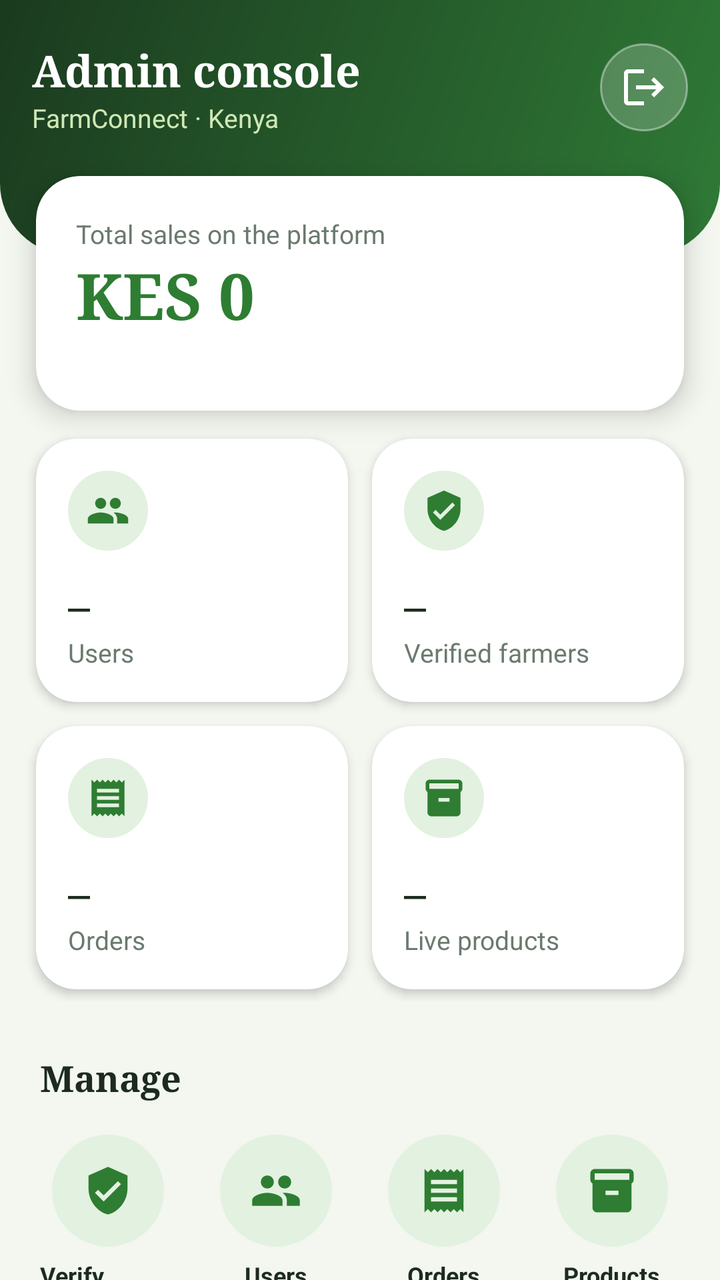
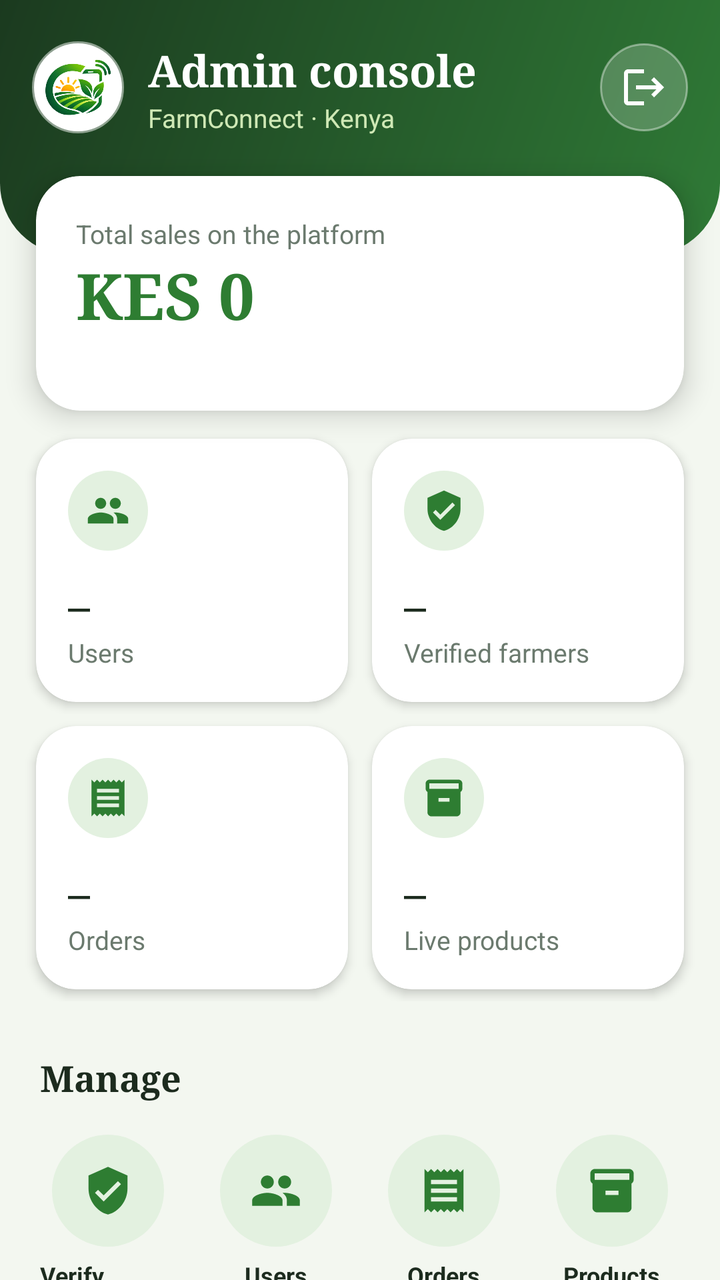

Screens rendered from an Android XML layout before and after an edit, with the pre-edit source and the edit as a unified diff.
<!-- AndroidManifest.xml: activity theme Theme.FarmConnect.FarmerDash -->
<!-- res/layout/activity_admin_home.xml -->
<?xml version="1.0" encoding="utf-8"?>
<ScrollView xmlns:android="http://schemas.android.com/apk/res/android"
    xmlns:app="http://schemas.android.com/apk/res-auto"
    android:layout_width="match_parent" android:layout_height="match_parent"
    android:background="@color/fc_bg" android:fillViewport="true" android:scrollbars="none">
    <LinearLayout android:layout_width="match_parent" android:layout_height="wrap_content" android:orientation="vertical">

    <LinearLayout android:layout_width="match_parent" android:layout_height="wrap_content"
        android:background="@drawable/bg_dash_header" android:gravity="center_vertical" android:orientation="horizontal"
        android:paddingBottom="60dp" android:paddingEnd="16dp" android:paddingStart="16dp" android:paddingTop="20dp">
        
        <LinearLayout android:layout_width="0dp" android:layout_height="wrap_content" android:layout_weight="1"
            android:orientation="vertical">
            <TextView android:id="@+id/tvTitle" android:layout_width="wrap_content" android:layout_height="wrap_content"
                android:fontFamily="serif" android:text="@string/t_f50f4a0e" android:textColor="#FFFFFF" android:textSize="22sp"
                android:textStyle="bold" />
            <TextView android:id="@+id/tvSubtitle" android:layout_width="wrap_content" android:layout_height="wrap_content"
                android:text="@string/t_d751d407" android:textColor="#CFE8B5" android:textSize="13sp" />
        </LinearLayout>
        <ImageButton android:id="@+id/btnLogout" android:layout_width="44dp" android:layout_height="44dp"
            android:background="@drawable/bg_icon_glass" android:contentDescription="@string/t_4394c8d8" android:padding="11dp"
            android:src="@drawable/ic_logout" android:tint="#FFFFFF" />
    </LinearLayout>

        
        <com.google.android.material.card.MaterialCardView android:layout_width="match_parent" android:layout_height="wrap_content"
            android:layout_marginEnd="18dp" android:layout_marginStart="18dp" android:layout_marginTop="-40dp"
            app:cardBackgroundColor="@color/fc_card" app:cardCornerRadius="22dp" app:cardElevation="8dp" app:strokeWidth="0dp">
            <LinearLayout android:layout_width="match_parent" android:layout_height="wrap_content" android:orientation="vertical"
                android:padding="20dp">
                <TextView android:layout_width="wrap_content" android:layout_height="wrap_content"
                    android:text="@string/t_cfa1a17e" android:textColor="@color/fc_muted" android:textSize="13sp" />
                <TextView android:id="@+id/tvRevenue" android:layout_width="wrap_content" android:layout_height="wrap_content"
                    android:fontFamily="serif" android:text="@string/t_0452c67b" android:textColor="@color/fc_primary" android:textSize="32sp"
                    android:textStyle="bold" />
                <TextView android:id="@+id/tvRevenueSub" android:layout_width="wrap_content" android:layout_height="wrap_content"
                    android:textColor="@color/fc_muted" android:textSize="12sp" />
            </LinearLayout>
        </com.google.android.material.card.MaterialCardView>

        
        <TextView android:id="@+id/tvAttention" android:layout_width="match_parent" android:layout_height="wrap_content"
            android:layout_marginEnd="18dp" android:layout_marginStart="18dp" android:layout_marginTop="14dp"
            android:background="@drawable/bg_chip" android:backgroundTint="#FFF4D6" android:clickable="true" android:focusable="true"
            android:padding="14dp" android:textColor="#7A5600" android:textSize="14sp" android:textStyle="bold"
            android:visibility="gone" />

        <LinearLayout android:layout_width="match_parent" android:layout_height="wrap_content" android:orientation="horizontal"
            android:paddingEnd="12dp" android:paddingStart="12dp" android:paddingTop="8dp">
                <com.google.android.material.card.MaterialCardView android:layout_width="0dp" android:layout_height="wrap_content"
                    android:layout_margin="6dp" android:layout_weight="1" app:cardBackgroundColor="@color/fc_card"
                    app:cardCornerRadius="20dp" app:cardElevation="3dp" app:strokeWidth="0dp">
                    <LinearLayout android:layout_width="match_parent" android:layout_height="wrap_content"
                        android:orientation="vertical" android:padding="16dp">
                        <ImageView android:layout_width="40dp" android:layout_height="40dp" android:background="@drawable/bg_icon_circle"
                            android:contentDescription="@string/t_f9aae5fd" android:padding="9dp" android:src="@drawable/ic_people"
                            android:tint="@color/fc_primary" />
                        <TextView android:id="@+id/tvUsers" android:layout_width="wrap_content" android:layout_height="wrap_content"
                            android:layout_marginTop="12dp" android:fontFamily="serif" android:text="–"
                            android:textColor="@color/fc_text" android:textSize="22sp" android:textStyle="bold" />
                        <TextView android:layout_width="wrap_content" android:layout_height="wrap_content"
                            android:text="@string/t_f9aae5fd" android:textColor="@color/fc_muted" android:textSize="13sp" />
                    </LinearLayout>
                </com.google.android.material.card.MaterialCardView>
                <com.google.android.material.card.MaterialCardView android:layout_width="0dp" android:layout_height="wrap_content"
                    android:layout_margin="6dp" android:layout_weight="1" app:cardBackgroundColor="@color/fc_card"
                    app:cardCornerRadius="20dp" app:cardElevation="3dp" app:strokeWidth="0dp">
                    <LinearLayout android:layout_width="match_parent" android:layout_height="wrap_content"
                        android:orientation="vertical" android:padding="16dp">
                        <ImageView android:layout_width="40dp" android:layout_height="40dp" android:background="@drawable/bg_icon_circle"
                            android:contentDescription="@string/t_24a71aa2" android:padding="9dp" android:src="@drawable/ic_verified"
                            android:tint="@color/fc_primary" />
                        <TextView android:id="@+id/tvFarmers" android:layout_width="wrap_content" android:layout_height="wrap_content"
                            android:layout_marginTop="12dp" android:fontFamily="serif" android:text="–"
                            android:textColor="@color/fc_text" android:textSize="22sp" android:textStyle="bold" />
                        <TextView android:layout_width="wrap_content" android:layout_height="wrap_content"
                            android:text="@string/t_24a71aa2" android:textColor="@color/fc_muted" android:textSize="13sp" />
                    </LinearLayout>
                </com.google.android.material.card.MaterialCardView>
        </LinearLayout>
        <LinearLayout android:layout_width="match_parent" android:layout_height="wrap_content" android:orientation="horizontal"
            android:paddingEnd="12dp" android:paddingStart="12dp">
                <com.google.android.material.card.MaterialCardView android:layout_width="0dp" android:layout_height="wrap_content"
                    android:layout_margin="6dp" android:layout_weight="1" app:cardBackgroundColor="@color/fc_card"
                    app:cardCornerRadius="20dp" app:cardElevation="3dp" app:strokeWidth="0dp">
                    <LinearLayout android:layout_width="match_parent" android:layout_height="wrap_content"
                        android:orientation="vertical" android:padding="16dp">
                        <ImageView android:layout_width="40dp" android:layout_height="40dp" android:background="@drawable/bg_icon_circle"
                            android:contentDescription="@string/t_7442e29d" android:padding="9dp" android:src="@drawable/ic_receipt"
                            android:tint="@color/fc_primary" />
                        <TextView android:id="@+id/tvOrders" android:layout_width="wrap_content" android:layout_height="wrap_content"
                            android:layout_marginTop="12dp" android:fontFamily="serif" android:text="–"
                            android:textColor="@color/fc_text" android:textSize="22sp" android:textStyle="bold" />
                        <TextView android:layout_width="wrap_content" android:layout_height="wrap_content"
                            android:text="@string/t_7442e29d" android:textColor="@color/fc_muted" android:textSize="13sp" />
                    </LinearLayout>
                </com.google.android.material.card.MaterialCardView>
                <com.google.android.material.card.MaterialCardView android:layout_width="0dp" android:layout_height="wrap_content"
                    android:layout_margin="6dp" android:layout_weight="1" app:cardBackgroundColor="@color/fc_card"
                    app:cardCornerRadius="20dp" app:cardElevation="3dp" app:strokeWidth="0dp">
                    <LinearLayout android:layout_width="match_parent" android:layout_height="wrap_content"
                        android:orientation="vertical" android:padding="16dp">
                        <ImageView android:layout_width="40dp" android:layout_height="40dp" android:background="@drawable/bg_icon_circle"
                            android:contentDescription="@string/t_82ce739f" android:padding="9dp" android:src="@drawable/ic_inventory"
                            android:tint="@color/fc_primary" />
                        <TextView android:id="@+id/tvProducts" android:layout_width="wrap_content" android:layout_height="wrap_content"
                            android:layout_marginTop="12dp" android:fontFamily="serif" android:text="–"
                            android:textColor="@color/fc_text" android:textSize="22sp" android:textStyle="bold" />
                        <TextView android:layout_width="wrap_content" android:layout_height="wrap_content"
                            android:text="@string/t_82ce739f" android:textColor="@color/fc_muted" android:textSize="13sp" />
                    </LinearLayout>
                </com.google.android.material.card.MaterialCardView>
        </LinearLayout>


    <HorizontalScrollView android:layout_width="match_parent" android:layout_height="wrap_content"
        android:clipToPadding="false" android:paddingEnd="12dp" android:paddingStart="12dp" android:paddingTop="12dp"
        android:scrollbars="none">
        <LinearLayout android:id="@+id/hubContainer" android:layout_width="wrap_content" android:layout_height="wrap_content"
            android:orientation="horizontal" />
    </HorizontalScrollView>

        
        <TextView android:layout_width="wrap_content" android:layout_height="wrap_content" android:layout_marginStart="20dp"
            android:layout_marginTop="14dp" android:fontFamily="serif" android:text="@string/t_34e34c43" android:textColor="@color/fc_text"
            android:textSize="18sp" android:textStyle="bold" />
        <LinearLayout android:layout_width="match_parent" android:layout_height="wrap_content" android:orientation="horizontal"
            android:paddingBottom="4dp" android:paddingEnd="12dp" android:paddingStart="12dp" android:paddingTop="8dp">
            <LinearLayout android:id="@+id/actVerify" android:layout_width="0dp" android:layout_height="wrap_content"
                android:layout_weight="1" android:background="?attr/selectableItemBackgroundBorderless" android:clickable="true"
                android:focusable="true" android:gravity="center_horizontal" android:orientation="vertical" android:padding="8dp">
                <ImageView android:layout_width="56dp" android:layout_height="56dp" android:background="@drawable/bg_icon_circle"
                    android:contentDescription="@string/t_4264aa08" android:padding="15dp" android:src="@drawable/ic_verified"
                    android:tint="@color/fc_primary" />
                <TextView android:layout_width="wrap_content" android:layout_height="wrap_content" android:layout_marginTop="6dp"
                    android:text="@string/t_4264aa08" android:textColor="@color/fc_text" android:textSize="12sp" android:textStyle="bold" />
            </LinearLayout>
            <LinearLayout android:id="@+id/actUsers" android:layout_width="0dp" android:layout_height="wrap_content"
                android:layout_weight="1" android:background="?attr/selectableItemBackgroundBorderless" android:clickable="true"
                android:focusable="true" android:gravity="center_horizontal" android:orientation="vertical" android:padding="8dp">
                <ImageView android:layout_width="56dp" android:layout_height="56dp" android:background="@drawable/bg_icon_circle"
                    android:contentDescription="@string/t_f9aae5fd" android:padding="15dp" android:src="@drawable/ic_people"
                    android:tint="@color/fc_primary" />
                <TextView android:layout_width="wrap_content" android:layout_height="wrap_content" android:layout_marginTop="6dp"
                    android:text="@string/t_f9aae5fd" android:textColor="@color/fc_text" android:textSize="12sp" android:textStyle="bold" />
            </LinearLayout>
            <LinearLayout android:id="@+id/actOrders" android:layout_width="0dp" android:layout_height="wrap_content"
                android:layout_weight="1" android:background="?attr/selectableItemBackgroundBorderless" android:clickable="true"
                android:focusable="true" android:gravity="center_horizontal" android:orientation="vertical" android:padding="8dp">
                <ImageView android:layout_width="56dp" android:layout_height="56dp" android:background="@drawable/bg_icon_circle"
                    android:contentDescription="@string/t_7442e29d" android:padding="15dp" android:src="@drawable/ic_receipt"
                    android:tint="@color/fc_primary" />
                <TextView android:layout_width="wrap_content" android:layout_height="wrap_content" android:layout_marginTop="6dp"
                    android:text="@string/t_7442e29d" android:textColor="@color/fc_text" android:textSize="12sp" android:textStyle="bold" />
            </LinearLayout>
            <LinearLayout android:id="@+id/actProducts" android:layout_width="0dp" android:layout_height="wrap_content"
                android:layout_weight="1" android:background="?attr/selectableItemBackgroundBorderless" android:clickable="true"
                android:focusable="true" android:gravity="center_horizontal" android:orientation="vertical" android:padding="8dp">
                <ImageView android:layout_width="56dp" android:layout_height="56dp" android:background="@drawable/bg_icon_circle"
                    android:contentDescription="@string/t_068f80c7" android:padding="15dp" android:src="@drawable/ic_inventory"
                    android:tint="@color/fc_primary" />
                <TextView android:layout_width="wrap_content" android:layout_height="wrap_content" android:layout_marginTop="6dp"
                    android:text="@string/t_068f80c7" android:textColor="@color/fc_text" android:textSize="12sp" android:textStyle="bold" />
            </LinearLayout>
        </LinearLayout>

        
        <com.google.android.material.card.MaterialCardView android:layout_width="match_parent" android:layout_height="wrap_content"
            android:layout_marginEnd="18dp" android:layout_marginStart="18dp" android:layout_marginTop="12dp"
            app:cardBackgroundColor="@color/fc_card" app:cardCornerRadius="20dp" app:cardElevation="3dp" app:strokeWidth="0dp">
            <LinearLayout android:layout_width="match_parent" android:layout_height="wrap_content" android:orientation="vertical"
                android:padding="18dp">
                <TextView android:layout_width="wrap_content" android:layout_height="wrap_content" android:fontFamily="serif"
                    android:text="@string/t_5aeccf14" android:textColor="@color/fc_text" android:textSize="17sp" android:textStyle="bold" />
                    <LinearLayout android:layout_width="match_parent" android:layout_height="wrap_content"
                        android:layout_marginTop="10dp" android:orientation="horizontal">
                        <TextView android:layout_width="0dp" android:layout_height="wrap_content" android:layout_weight="1"
                            android:text="@string/t_2e04c87c" android:textColor="@color/fc_text" android:textSize="13sp" />
                        <TextView android:id="@+id/tvPendingN" android:layout_width="wrap_content" android:layout_height="wrap_content"
                            android:text="0" android:textColor="@color/fc_text" android:textSize="13sp" android:textStyle="bold" />
                    </LinearLayout>
                    <ProgressBar android:id="@+id/pbPending" style="?android:attr/progressBarStyleHorizontal"
                        android:layout_width="match_parent" android:layout_height="8dp" android:layout_marginTop="4dp"
                        android:max="100" android:progress="0" android:progressTint="#F9A825" android:progressBackgroundTint="#E3EBE0" />
                    <LinearLayout android:layout_width="match_parent" android:layout_height="wrap_content"
                        android:layout_marginTop="10dp" android:orientation="horizontal">
                        <TextView android:layout_width="0dp" android:layout_height="wrap_content" android:layout_weight="1"
                            android:text="@string/t_67edd3b9" android:textColor="@color/fc_text" android:textSize="13sp" />
                        <TextView android:id="@+id/tvDeliveredN" android:layout_width="wrap_content" android:layout_height="wrap_content"
                            android:text="0" android:textColor="@color/fc_text" android:textSize="13sp" android:textStyle="bold" />
                    </LinearLayout>
                    <ProgressBar android:id="@+id/pbDelivered" style="?android:attr/progressBarStyleHorizontal"
                        android:layout_width="match_parent" android:layout_height="8dp" android:layout_marginTop="4dp"
                        android:max="100" android:progress="0" android:progressTint="#2E7D32" android:progressBackgroundTint="#E3EBE0" />
                    <LinearLayout android:layout_width="match_parent" android:layout_height="wrap_content"
                        android:layout_marginTop="10dp" android:orientation="horizontal">
                        <TextView android:layout_width="0dp" android:layout_height="wrap_content" android:layout_weight="1"
                            android:text="@string/t_a149e85a" android:textColor="@color/fc_text" android:textSize="13sp" />
                        <TextView android:id="@+id/tvCancelledN" android:layout_width="wrap_content" android:layout_height="wrap_content"
                            android:text="0" android:textColor="@color/fc_text" android:textSize="13sp" android:textStyle="bold" />
                    </LinearLayout>
                    <ProgressBar android:id="@+id/pbCancelled" style="?android:attr/progressBarStyleHorizontal"
                        android:layout_width="match_parent" android:layout_height="8dp" android:layout_marginTop="4dp"
                        android:max="100" android:progress="0" android:progressTint="#C62828" android:progressBackgroundTint="#E3EBE0" />
            </LinearLayout>
        </com.google.android.material.card.MaterialCardView>

        
        <LinearLayout android:layout_width="match_parent" android:layout_height="wrap_content" android:gravity="center_vertical"
            android:orientation="horizontal" android:paddingEnd="20dp" android:paddingStart="20dp" android:paddingTop="18dp">
            <TextView android:layout_width="0dp" android:layout_height="wrap_content" android:layout_weight="1"
                android:fontFamily="serif" android:text="@string/t_4bfa4ae2" android:textColor="@color/fc_text" android:textSize="18sp"
                android:textStyle="bold" />
            <TextView android:id="@+id/tvAllOrders" android:layout_width="wrap_content" android:layout_height="wrap_content"
                android:padding="8dp" android:text="@string/t_0b4db271" android:textColor="@color/fc_primary" android:textStyle="bold" />
        </LinearLayout>
        <TextView android:id="@+id/tvNoOrders" android:layout_width="match_parent" android:layout_height="wrap_content"
            android:gravity="center" android:padding="20dp" android:text="@string/t_a4678864" android:textColor="@color/fc_muted"
            android:visibility="gone" />
        <LinearLayout android:id="@+id/recentContainer" android:layout_width="match_parent" android:layout_height="wrap_content"
            android:orientation="vertical" android:paddingBottom="28dp" />
        <ProgressBar android:id="@+id/progress" android:layout_width="wrap_content" android:layout_height="wrap_content"
            android:layout_gravity="center_horizontal" android:visibility="gone" />
    </LinearLayout>
</ScrollView>
<!-- resources referenced by this layout -->
<resources>
  <color name="fc_bg">#F3F7F0</color>
  <color name="fc_card">#FFFFFF</color>
  <color name="fc_muted">#6B7A6E</color>
  <color name="fc_primary">#2E7D32</color>
  <color name="fc_text">#1C2B1E</color>
  <!-- drawable bg_chip (drawable) -->
  <?xml version="1.0" encoding="utf-8"?>
  <shape xmlns:android="http://schemas.android.com/apk/res/android" android:shape="rectangle">
      <solid android:color="#FFFFFF" />
      <corners android:radius="12dp" />
  </shape>
  <!-- drawable bg_dash_header (drawable) -->
  <?xml version="1.0" encoding="utf-8"?>
  <shape xmlns:android="http://schemas.android.com/apk/res/android" android:shape="rectangle">
      <gradient android:angle="315" android:startColor="#1B3A1F" android:endColor="#2F7A36" />
      <corners android:bottomLeftRadius="36dp" android:bottomRightRadius="36dp" />
  </shape>
  <!-- drawable bg_icon_circle (drawable) -->
  <?xml version="1.0" encoding="utf-8"?>
  <shape xmlns:android="http://schemas.android.com/apk/res/android" android:shape="oval">
      <solid android:color="@color/fc_primary_light" />
  </shape>
  <!-- drawable bg_icon_glass (drawable) -->
  <?xml version="1.0" encoding="utf-8"?>
  <shape xmlns:android="http://schemas.android.com/apk/res/android" android:shape="oval">
      <solid android:color="#33FFFFFF" />
      <stroke android:width="1dp" android:color="#66FFFFFF" />
  </shape>
  <!-- drawable ic_logout (drawable) -->
  <vector xmlns:android="http://schemas.android.com/apk/res/android"
      android:width="24dp" android:height="24dp" android:viewportWidth="24" android:viewportHeight="24">
      <path android:fillColor="#FF000000" android:pathData="M17,7l-1.41,1.41L18.17,11H8v2h10.17l-2.58,2.58L17,17l5,-5zM4,5h8V3H4c-1.1,0 -2,0.9 -2,2v14c0,1.1 0.9,2 2,2h8v-2H4V5z" />
  </vector>
  <!-- drawable ic_verified (drawable) -->
  <vector xmlns:android="http://schemas.android.com/apk/res/android"
      android:width="24dp" android:height="24dp" android:viewportWidth="24" android:viewportHeight="24">
      <path android:fillColor="#FF000000"
          android:pathData="M12,1L3,5v6c0,5.55 3.84,10.74 9,12 5.16,-1.26 9,-6.45 9,-12V5l-9,-4zM10,17l-4,-4 1.41,-1.41L10,14.17l6.59,-6.59L18,9l-8,8z" />
  </vector>
  <string name="t_0452c67b">KES 0</string>
  <string name="t_068f80c7">Products</string>
  <string name="t_0b4db271">View all</string>
  <string name="t_24a71aa2">Verified farmers</string>
  <string name="t_2e04c87c">Waiting for the seller</string>
  <string name="t_34e34c43">Manage</string>
  <string name="t_4264aa08">Verify farmers</string>
  <string name="t_4394c8d8">Log out</string>
  <string name="t_4bfa4ae2">Recent orders</string>
  <string name="t_5aeccf14">Orders by status</string>
  <string name="t_67edd3b9">Delivered</string>
  <string name="t_7442e29d">Orders</string>
  <string name="t_82ce739f">Live products</string>
  <string name="t_a149e85a">Cancelled</string>
  <string name="t_a4678864">No orders yet</string>
  <string name="t_cfa1a17e">Total sales on the platform</string>
  <string name="t_d751d407">FarmConnect · Kenya</string>
  <string name="t_f50f4a0e">Admin console</string>
  <string name="t_f9aae5fd">Users</string>
  <color name="fc_primary_light">#E3F1E0</color>
  <color name="fc_dark">#1B3A1F</color>
  <!-- unchanged entries left out for length: 4 -->
</resources>

<!-- the commit's change to res/layout/activity_admin_home.xml (unified diff, before → after) -->
@@ -8,7 +8,10 @@
     <LinearLayout android:layout_width="match_parent" android:layout_height="wrap_content"
         android:background="@drawable/bg_dash_header" android:gravity="center_vertical" android:orientation="horizontal"
         android:paddingBottom="60dp" android:paddingEnd="16dp" android:paddingStart="16dp" android:paddingTop="20dp">
-        
+        <ImageView android:layout_width="46dp" android:layout_height="46dp"
+            android:layout_marginEnd="12dp" android:background="@drawable/bg_logo_badge"
+            android:contentDescription="@string/app_name" android:padding="6dp"
+            android:src="@drawable/fc_logo_mark" />
         <LinearLayout android:layout_width="0dp" android:layout_height="wrap_content" android:layout_weight="1"
             android:orientation="vertical">
             <TextView android:id="@+id/tvTitle" android:layout_width="wrap_content" android:layout_height="wrap_content"
<!-- resource entries referenced after the edit -->
@@ -28,6 +28,13 @@
       <solid android:color="#33FFFFFF" />
       <stroke android:width="1dp" android:color="#66FFFFFF" />
   </shape>
+  <!-- drawable bg_logo_badge (drawable) -->
+  <?xml version="1.0" encoding="utf-8"?>
+  <shape xmlns:android="http://schemas.android.com/apk/res/android" android:shape="oval">
+      <solid android:color="#FFFFFF" />
+      <stroke android:width="2dp" android:color="#80FFFFFF" />
+  </shape>
+  <!-- drawable fc_logo_mark: png bitmap (drawable-nodpi, 79980 bytes) -->
   <!-- drawable ic_logout (drawable) -->
   <vector xmlns:android="http://schemas.android.com/apk/res/android"
       android:width="24dp" android:height="24dp" android:viewportWidth="24" android:viewportHeight="24">
@@ -39,6 +46,7 @@
       <path android:fillColor="#FF000000"
           android:pathData="M12,1L3,5v6c0,5.55 3.84,10.74 9,12 5.16,-1.26 9,-6.45 9,-12V5l-9,-4zM10,17l-4,-4 1.41,-1.41L10,14.17l6.59,-6.59L18,9l-8,8z" />
   </vector>
+  <string name="app_name">FarmConnect</string>
   <string name="t_0452c67b">KES 0</string>
   <string name="t_068f80c7">Products</string>
   <string name="t_0b4db271">View all</string>
